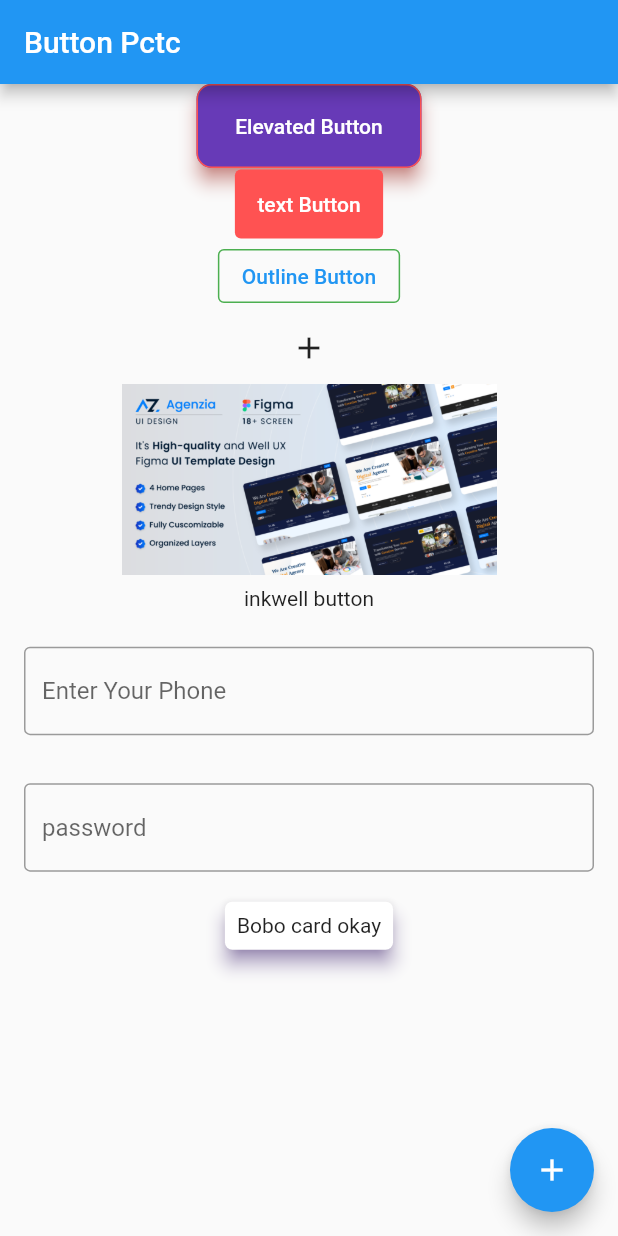
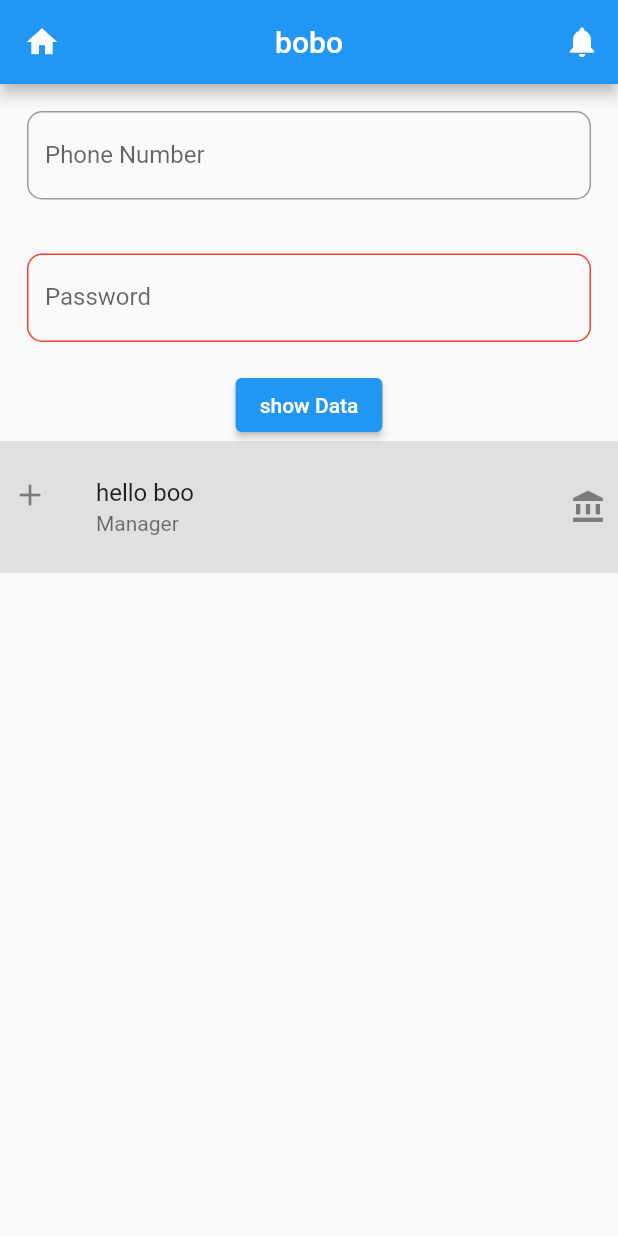
Before and after one commit to taufiqurSabbir/flutter_pctc, a Flutter app: the screen it shows after launch, on a phone screen of 412 x 824 dp. Run offline on Flutter 3.47's test engine with Material 2 defaults, Android fonts, the phone set to English and light mode, and no system bars.

Commit message:
textfield and listview

```diff
--- a/lib/main.dart
+++ b/lib/main.dart
@@ -19,138 +19,89 @@ class myApp extends StatelessWidget {
   }
 }
 
-
 class homeScreen extends StatelessWidget {
-  const homeScreen({Key? key}) : super(key: key);
+   TextEditingController _emailTextEditingcontroller = TextEditingController();
+   TextEditingController _passwordcontroller = TextEditingController();
 
   @override
   Widget build(BuildContext context) {
     return Scaffold(
-      appBar: AppBar(
-        title: Text('Button Pctc'),
-      ),
-      floatingActionButton:  FloatingActionButton(onPressed: (){}, child: Icon(Icons.add),),
-      floatingActionButtonLocation: FloatingActionButtonLocation.endFloat,
+        appBar: AppBar(
+          title: Text('bobo'),
+          centerTitle: true,
+
+          leading: IconButton(onPressed: (){},icon: Icon(Icons.home),),
+
+          actions: [
+            IconButton(onPressed: (){},icon: Icon(Icons.notifications)),
+          ],
+        ),
       body: SingleChildScrollView(
         child: Center(
           child: Column(
-            mainAxisAlignment: MainAxisAlignment.center,
             children: [
+              Padding(
+                padding: const EdgeInsets.all(18.0),
+                child: TextField(
+                  controller: _emailTextEditingcontroller,
+                  keyboardType: TextInputType.number,
+                  decoration: InputDecoration(
+                    label: Text('Phone Number'),
+                    border: OutlineInputBorder(
+                    borderRadius: BorderRadius.circular(10),
+                      borderSide: BorderSide(color: Colors.red),
 
-              ElevatedButton(
-                  style: ElevatedButton.styleFrom(
-                    backgroundColor: Colors.deepPurple,
-                    minimumSize: Size(150, 50),
-                    elevation: 5,
-                    padding: EdgeInsets.symmetric(vertical: 20,horizontal: 20),
-                    shadowColor: Colors.red,
-                    shape: RoundedRectangleBorder(
-                      borderRadius: BorderRadius.circular(10),
-                      side: BorderSide(color: Colors.redAccent),
-                    )
+
+                    ),
                   ),
-                  onPressed: (){
-                    print('hello bobo');
-                  }, child: Text('Elevated Button')),
-
-              TextButton(
-                style: TextButton.styleFrom(
-                  backgroundColor: Colors.redAccent,
-                  padding: EdgeInsets.all(15),
-
                 ),
-                  onPressed: (){},
-                  child: Text('text Button',style: TextStyle(color: Colors.white),)
-              ),
-
-              OutlinedButton(
-                style: OutlinedButton.styleFrom(
-                  side: BorderSide(color: Colors.green)
-                ),
-                  onPressed: (){},
-                  child: Text('Outline Button')),
-
-              IconButton(
-                style: IconButton.styleFrom(
-                  side: BorderSide(color: Colors.red),
-                  padding: EdgeInsets.all(20)
-                ),
-                  onPressed: (){},
-                  icon: Icon(Icons.add)),
-
-              GestureDetector(
-                onDoubleTap: (){
-                  print('duble clicked');
-                },
-                  onLongPress: (){
-                    print('long clicked');
-                  },
-                onTap: (){
-                  print('photo clicked');
-                },
-                 child: Image.asset('asset/images/Thumbnail.png',width: 250,
-                  )
-              ),
-
-              InkWell(
-                splashColor: Colors.red,
-                  onDoubleTap: (){
-                    print('duble clicked');
-                  },
-                  onLongPress: (){
-                    print('long clicked');
-                  },
-                  onTap: (){
-                    print('photo clicked');
-                  },
-                  child: Padding(
-                    padding: const EdgeInsets.all(8.0),
-                    child: Text('inkwell button'),
-                  )
               ),
               Padding(
-                padding: const EdgeInsets.all(16.0),
+                padding: const EdgeInsets.all(18.0),
                 child: TextField(
-                  keyboardType: TextInputType.emailAddress,
+                  obscureText: true,
+                  controller: _passwordcontroller,
+                  keyboardType: TextInputType.text,
                   decoration: InputDecoration(
-                    hintText: 'Enter Your Phone',
+                    label: Text('Password'),
                     border: OutlineInputBorder(
-                      borderSide: BorderSide(color: Colors.red)
+                      borderRadius: BorderRadius.circular(10),
+                      borderSide: BorderSide(color: Colors.red),
                     ),
                     focusedBorder: OutlineInputBorder(
-                      borderSide: BorderSide(color: Colors.green)
+                        borderRadius: BorderRadius.circular(10),
+                      borderSide: BorderSide(color: Colors.deepPurple,)
+                    ),
+
+                    enabledBorder: OutlineInputBorder(
+                        borderRadius: BorderRadius.circular(10),
+                      borderSide: BorderSide(color: Colors.red)
                     )
                   ),
                 ),
               ),
 
-              Padding(
-                padding: const EdgeInsets.all(16.0),
-                child: TextField(
-                  obscureText: true,
-                  decoration:(InputDecoration(
-                    hintText: 'password',
-                    border: OutlineInputBorder(
-                      borderSide: BorderSide(color: Colors.red),
-                    ),
-                    focusedBorder: OutlineInputBorder(
-                      borderSide: BorderSide(color: Colors.red)
-                    )
-                  )),
-                ),
-              ),
 
 
-              Card(
-                elevation: 5,
-               shadowColor: Colors.deepPurple,
-                shape: RoundedRectangleBorder(
-                  borderRadius: BorderRadius.circular(5)
-                ),
-                child: Padding(
-                  padding: const EdgeInsets.all(8.0),
-                  child: Text('Bobo card okay'),
-                ),
+              ElevatedButton(onPressed: (){
+                print(_emailTextEditingcontroller.text);
+                print(_passwordcontroller.text);
+                _emailTextEditingcontroller.clear();
+                _passwordcontroller.clear();
+              }, child: Text('show Data')),
+
+              ListTile(
+                onTap: (){
+                  ScaffoldMessenger.of(context).showSnackBar(
+                    SnackBar(content: Text('list click'))
+                  );
+                },
+                title: Text('hello boo'),
+                subtitle: Text('Manager'),
+                leading: Icon(Icons.add),
+                tileColor: Colors.grey[300],
+                trailing: Icon(Icons.account_balance),
+                contentPadding: EdgeInsets.all(8),
               )
             ],
 
```
